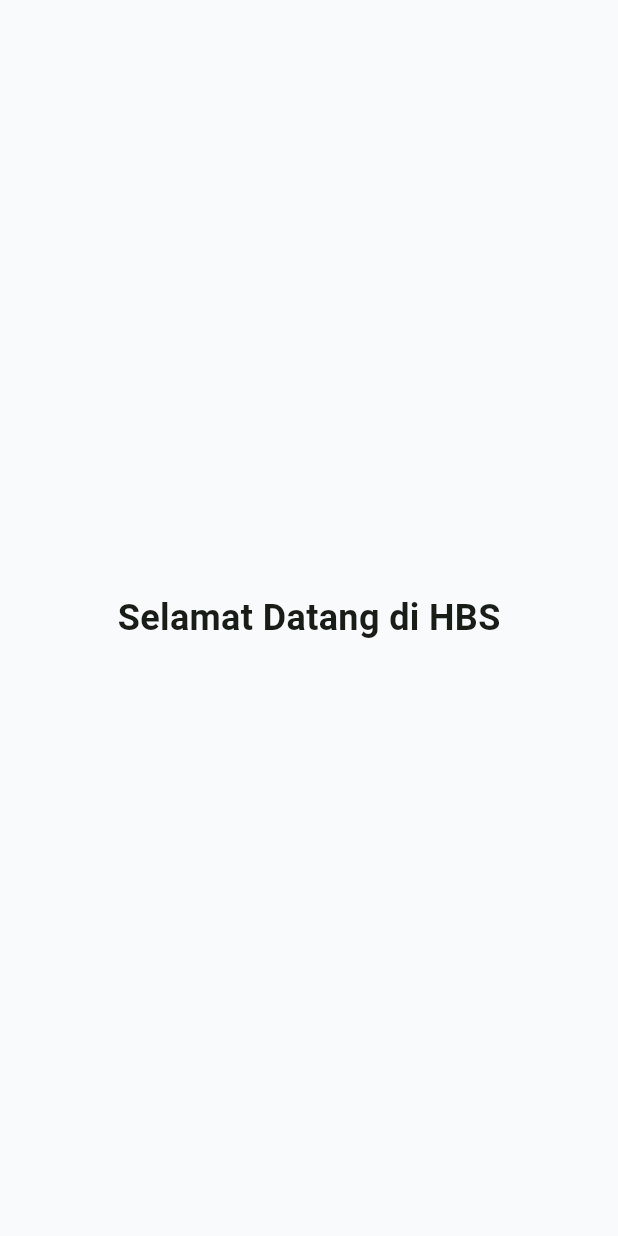
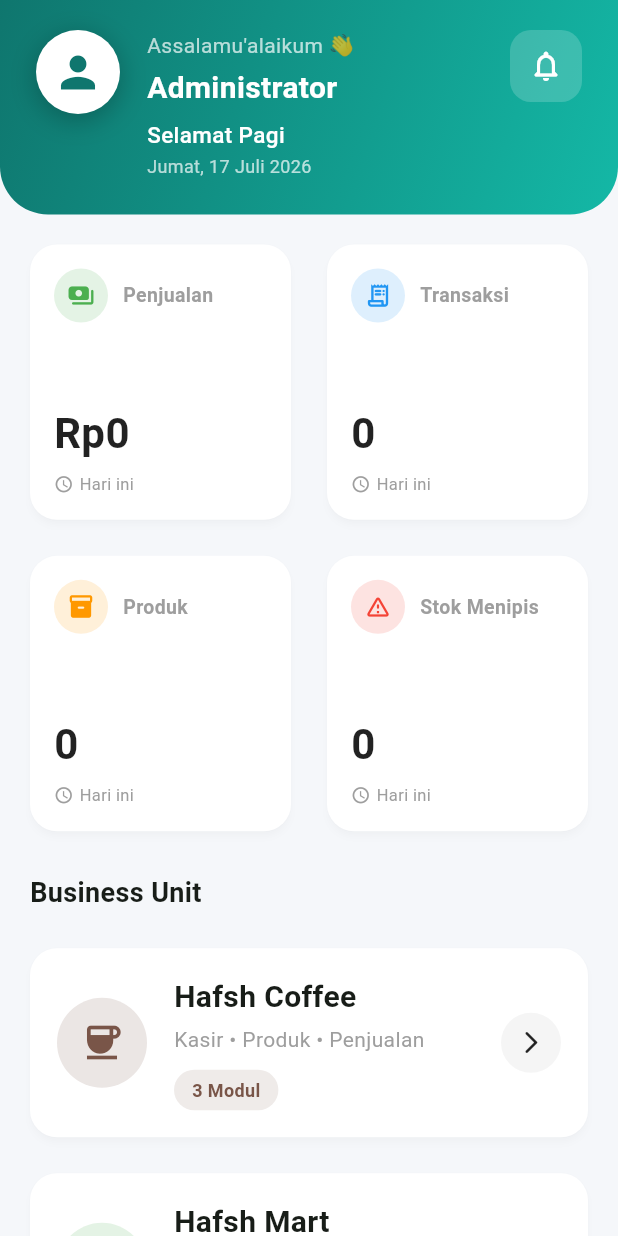
Before and after one commit to garukiri99-ux/hafsh_business_suite, a Flutter app: the DashboardPage screen opened by its route, on a phone screen of 412 x 824 dp. Run offline on Flutter 3.47's test engine with Material 3 defaults, Android fonts, the phone set to English and light mode, and no system bars; our stand-ins replace firebase_auth, firebase_core, flutter_riverpod, go_router; accounts and stored records are empty.

Commit message:
feat(dashboard): complete enterprise dashboard v1

```diff
--- a/lib/core/router/app_router.dart
+++ b/lib/core/router/app_router.dart
@@ -1,7 +1,7 @@
 import 'package:go_router/go_router.dart';
 
 import '../../features/auth/presentation/pages/login_page.dart';
-import '../../features/dashboard/dashboard_page.dart';
+import '../../features/dashboard/presentation/pages/dashboard_page.dart';
 import '../../features/splash/splash_page.dart';
 
 final appRouter = GoRouter(
--- a/lib/features/dashboard/dashboard_page.dart
+++ /dev/null
@@ -1,20 +0,0 @@
-import 'package:flutter/material.dart';
-
-class DashboardPage extends StatelessWidget {
-  const DashboardPage({super.key});
-
-  @override
-  Widget build(BuildContext context) {
-    return const Scaffold(
-      body: Center(
-        child: Text(
-          'Selamat Datang di HBS',
-          style: TextStyle(
-            fontSize: 24,
-            fontWeight: FontWeight.bold,
-          ),
-        ),
-      ),
-    );
-  }
-}
--- /dev/null
+++ b/lib/features/dashboard/presentation/pages/dashboard_page.dart
@@ -0,0 +1,59 @@
+import 'package:flutter/material.dart';
+
+import '../widgets/business_unit_card.dart';
+import '../widgets/dashboard_header.dart';
+import '../widgets/quick_stats.dart';
+import '../widgets/section_title.dart';
+
+class DashboardPage extends StatelessWidget {
+  const DashboardPage({super.key});
+
+  @override
+  Widget build(BuildContext context) {
+    return Scaffold(
+  backgroundColor: const Color(0xffF5F7FA),
+  body: SafeArea(
+        child: ListView(
+          padding: EdgeInsets.zero,
+          children: [
+            const DashboardHeader(
+              userName: "Administrator",
+            ),
+
+            const QuickStats(),
+
+            const SectionTitle(
+              title: "Business Unit",
+            ),
+
+            BusinessUnitCard(
+              icon: Icons.coffee,
+              color: Colors.brown,
+              title: "Hafsh Coffee",
+              subtitle: "Kasir • Produk • Penjualan",
+              onTap: () {},
+            ),
+
+            BusinessUnitCard(
+              icon: Icons.shopping_cart,
+              color: Colors.green,
+              title: "Hafsh Mart",
+              subtitle: "Gudang • Kasir • Stok",
+              onTap: () {},
+            ),
+
+            BusinessUnitCard(
+              icon: Icons.checkroom,
+              color: Colors.purple,
+              title: "Mutia Gallery",
+              subtitle: "Produk • Penjualan • Pelanggan",
+              onTap: () {},
+            ),
+
+            const SizedBox(height: 24),
+          ],
+        ),
+      ),
+    );
+  }
+}
--- /dev/null
+++ b/lib/features/dashboard/presentation/widgets/business_unit_card.dart
@@ -0,0 +1,117 @@
+import 'package:flutter/material.dart';
+
+class BusinessUnitCard extends StatelessWidget {
+  final IconData icon;
+  final Color color;
+  final String title;
+  final String subtitle;
+  final VoidCallback onTap;
+
+  const BusinessUnitCard({
+    super.key,
+    required this.icon,
+    required this.color,
+    required this.title,
+    required this.subtitle,
+    required this.onTap,
+  });
+
+  @override
+  Widget build(BuildContext context) {
+    return Padding(
+      padding: const EdgeInsets.symmetric(
+        horizontal: 16,
+        vertical: 8,
+      ),
+      child: Card(
+        elevation: 2,
+        color: Colors.white,
+        shadowColor: Colors.black12,
+        shape: RoundedRectangleBorder(
+          borderRadius: BorderRadius.circular(18),
+        ),
+        child: InkWell(
+          borderRadius: BorderRadius.circular(18),
+          onTap: onTap,
+          child: Padding(
+            padding: const EdgeInsets.all(18),
+            child: Row(
+              children: [
+                CircleAvatar(
+                  radius: 30,
+                  backgroundColor: color.withValues(alpha: 0.15),
+                  child: Icon(
+                    icon,
+                    color: color,
+                    size: 30,
+                  ),
+                ),
+
+                const SizedBox(width: 18),
+
+                Expanded(
+                  child: Column(
+                    crossAxisAlignment: CrossAxisAlignment.start,
+                    children: [
+                      Text(
+                        title,
+                        style: const TextStyle(
+                          fontSize: 20,
+                          fontWeight: FontWeight.bold,
+                        ),
+                      ),
+
+                      const SizedBox(height: 4),
+
+                      Text(
+                        subtitle,
+                        style: const TextStyle(
+                          fontSize: 14,
+                          color: Colors.grey,
+                        ),
+                      ),
+
+                      const SizedBox(height: 10),
+
+                      Container(
+                        padding: const EdgeInsets.symmetric(
+                          horizontal: 12,
+                          vertical: 5,
+                        ),
+                        decoration: BoxDecoration(
+                          color: color.withValues(alpha: 0.12),
+                          borderRadius: BorderRadius.circular(20),
+                        ),
+                        child: Text(
+                          "3 Modul",
+                          style: TextStyle(
+                            color: color,
+                            fontWeight: FontWeight.w600,
+                            fontSize: 12,
+                          ),
+                        ),
+                      ),
+                    ],
+                  ),
+                ),
+
+                Container(
+                  width: 40,
+                  height: 40,
+                  decoration: BoxDecoration(
+                    color: Colors.grey.shade100,
+                    shape: BoxShape.circle,
+                  ),
+                  child: const Icon(
+                    Icons.arrow_forward_ios_rounded,
+                    size: 18,
+                  ),
+                ),
+              ],
+            ),
+          ),
+        ),
+      ),
+    );
+  }
+}
--- /dev/null
+++ b/lib/features/dashboard/presentation/widgets/dashboard_header.dart
@@ -0,0 +1,137 @@
+import 'package:flutter/material.dart';
+
+class DashboardHeader extends StatelessWidget {
+  final String userName;
+
+  const DashboardHeader({
+    super.key,
+    required this.userName,
+  });
+
+  String getGreeting() {
+    final hour = DateTime.now().hour;
+
+    if (hour < 11) {
+      return "Selamat Pagi";
+    } else if (hour < 15) {
+      return "Selamat Siang";
+    } else if (hour < 18) {
+      return "Selamat Sore";
+    } else {
+      return "Selamat Malam";
+    }
+  }
+
+  @override
+  Widget build(BuildContext context) {
+    return Container(
+      padding: const EdgeInsets.fromLTRB(24, 20, 24, 24),
+      decoration: const BoxDecoration(
+        gradient: LinearGradient(
+          begin: Alignment.topLeft,
+          end: Alignment.bottomRight,
+          colors: [
+            Color(0xFF0F766E),
+            Color(0xFF14B8A6),
+          ],
+        ),
+        borderRadius: BorderRadius.only(
+          bottomLeft: Radius.circular(32),
+          bottomRight: Radius.circular(32),
+        ),
+      ),
+      child: SafeArea(
+        bottom: false,
+        child: Row(
+          crossAxisAlignment: CrossAxisAlignment.start,
+          children: [
+            Container(
+              decoration: const BoxDecoration(
+                shape: BoxShape.circle,
+                boxShadow: [
+                  BoxShadow(
+                    blurRadius: 15,
+                    color: Colors.black26,
+                    offset: Offset(0, 4),
+                  ),
+                ],
+              ),
+              child: const CircleAvatar(
+                radius: 28,
+                backgroundColor: Colors.white,
+                child: Icon(
+                  Icons.person,
+                  size: 34,
+                  color: Color(0xFF0F766E),
+                ),
+              ),
+            ),
+
+            const SizedBox(width: 18),
+
+            Expanded(
+              child: Column(
+                crossAxisAlignment: CrossAxisAlignment.start,
+                children: [
+                  const Text(
+                    "Assalamu'alaikum 👋",
+                    style: TextStyle(
+                      color: Colors.white70,
+                      fontSize: 14,
+                    ),
+                  ),
+
+                  const SizedBox(height: 4),
+
+                  Text(
+                    userName,
+                    style: const TextStyle(
+                      color: Colors.white,
+                      fontSize: 20,
+                      fontWeight: FontWeight.bold,
+                    ),
+                  ),
+
+                  const SizedBox(height: 6),
+
+                  Text(
+                    getGreeting(),
+                    style: const TextStyle(
+                      color: Colors.white,
+                      fontSize: 15,
+                      fontWeight: FontWeight.w500,
+                    ),
+                  ),
+
+                  const SizedBox(height: 2),
+
+                  const Text(
+                    "Jumat, 17 Juli 2026",
+                    style: TextStyle(
+                      color: Colors.white70,
+                      fontSize: 12,
+                    ),
+                  ),
+                ],
+              ),
+            ),
+
+            Container(
+              decoration: BoxDecoration(
+                color: Colors.white.withValues(alpha: 0.18),
+                borderRadius: BorderRadius.circular(14),
+              ),
+              child: IconButton(
+                onPressed: () {},
+                icon: const Icon(
+                  Icons.notifications_none_rounded,
+                  color: Colors.white,
+                ),
+              ),
+            ),
+          ],
+        ),
+      ),
+    );
+  }
+}
--- /dev/null
+++ b/lib/features/dashboard/presentation/widgets/quick_stats.dart
@@ -0,0 +1,58 @@
+import 'package:flutter/material.dart';
+
+import 'stat_card.dart';
+
+class QuickStats extends StatelessWidget {
+  const QuickStats({super.key});
+
+  @override
+  Widget build(BuildContext context) {
+    return Padding(
+      padding: const EdgeInsets.all(16),
+      child: GridView.count(
+        crossAxisCount: 2,
+
+        shrinkWrap: true,
+
+        physics: const NeverScrollableScrollPhysics(),
+
+        crossAxisSpacing: 16,
+
+        mainAxisSpacing: 16,
+
+        childAspectRatio: 0.95,
+
+        children: const [
+
+          StatCard(
+            icon: Icons.payments_rounded,
+            title: "Penjualan",
+            value: "Rp0",
+            color: Colors.green,
+          ),
+
+          StatCard(
+            icon: Icons.receipt_long_rounded,
+            title: "Transaksi",
+            value: "0",
+            color: Colors.blue,
+          ),
+
+          StatCard(
+            icon: Icons.inventory_2_rounded,
+            title: "Produk",
+            value: "0",
+            color: Colors.orange,
+          ),
+
+          StatCard(
+            icon: Icons.warning_amber_rounded,
+            title: "Stok Menipis",
+            value: "0",
+            color: Colors.red,
+          ),
+        ],
+      ),
+    );
+  }
+}
--- /dev/null
+++ b/lib/features/dashboard/presentation/widgets/section_title.dart
@@ -0,0 +1,24 @@
+import 'package:flutter/material.dart';
+
+class SectionTitle extends StatelessWidget {
+  final String title;
+
+  const SectionTitle({
+    super.key,
+    required this.title,
+  });
+
+  @override
+  Widget build(BuildContext context) {
+    return Padding(
+      padding: const EdgeInsets.fromLTRB(20, 8, 20, 12),
+      child: Text(
+        title,
+        style: const TextStyle(
+          fontSize: 18,
+          fontWeight: FontWeight.bold,
+        ),
+      ),
+    );
+  }
+}
--- /dev/null
+++ b/lib/features/dashboard/presentation/widgets/stat_card.dart
@@ -0,0 +1,96 @@
+import 'package:flutter/material.dart';
+
+class StatCard extends StatelessWidget {
+  final IconData icon;
+  final String title;
+  final String value;
+  final Color color;
+
+  const StatCard({
+    super.key,
+    required this.icon,
+    required this.title,
+    required this.value,
+    required this.color,
+  });
+
+  @override
+  Widget build(BuildContext context) {
+    return Card(
+      elevation: 2,
+      shadowColor: Colors.black12,
+      color: Colors.white,
+      shape: RoundedRectangleBorder(
+        borderRadius: BorderRadius.circular(18),
+      ),
+      child: Padding(
+        padding: const EdgeInsets.all(16),
+        child: Column(
+          crossAxisAlignment: CrossAxisAlignment.start,
+          children: [
+            // Header
+            Row(
+              children: [
+                CircleAvatar(
+                  radius: 18,
+                  backgroundColor: color.withValues(alpha: 0.15),
+                  child: Icon(
+                    icon,
+                    size: 18,
+                    color: color,
+                  ),
+                ),
+
+                const SizedBox(width: 10),
+
+                Expanded(
+                  child: Text(
+                    title,
+                    maxLines: 1,
+                    overflow: TextOverflow.ellipsis,
+                    style: const TextStyle(
+                      fontSize: 13,
+                      color: Colors.grey,
+                      fontWeight: FontWeight.w600,
+                    ),
+                  ),
+                ),
+              ],
+            ),
+
+            const Spacer(),
+
+            Text(
+              value,
+              style: const TextStyle(
+                fontSize: 28,
+                fontWeight: FontWeight.bold,
+                color: Colors.black87,
+              ),
+            ),
+
+            const SizedBox(height: 6),
+
+            Row(
+              children: const [
+                Icon(
+                  Icons.schedule,
+                  size: 13,
+                  color: Colors.grey,
+                ),
+                SizedBox(width: 4),
+                Text(
+                  "Hari ini",
+                  style: TextStyle(
+                    fontSize: 11,
+                    color: Colors.grey,
+                  ),
+                ),
+              ],
+            ),
+          ],
+        ),
+      ),
+    );
+  }
+}
```
Also changed, not shown: lib/features/pos/presentation/pages/cart_page.dart (added), lib/features/pos/presentation/pages/checkout_page.dart (added), lib/features/pos/presentation/pages/pos_dashboard_page.dart (added), lib/features/pos/presentation/widgets/cart_item.dart (added), lib/features/pos/presentation/widgets/category_chip.dart (added), lib/features/pos/presentation/widgets/payment_summary.dart (added), lib/features/pos/presentation/widgets/product_card.dart (added).
